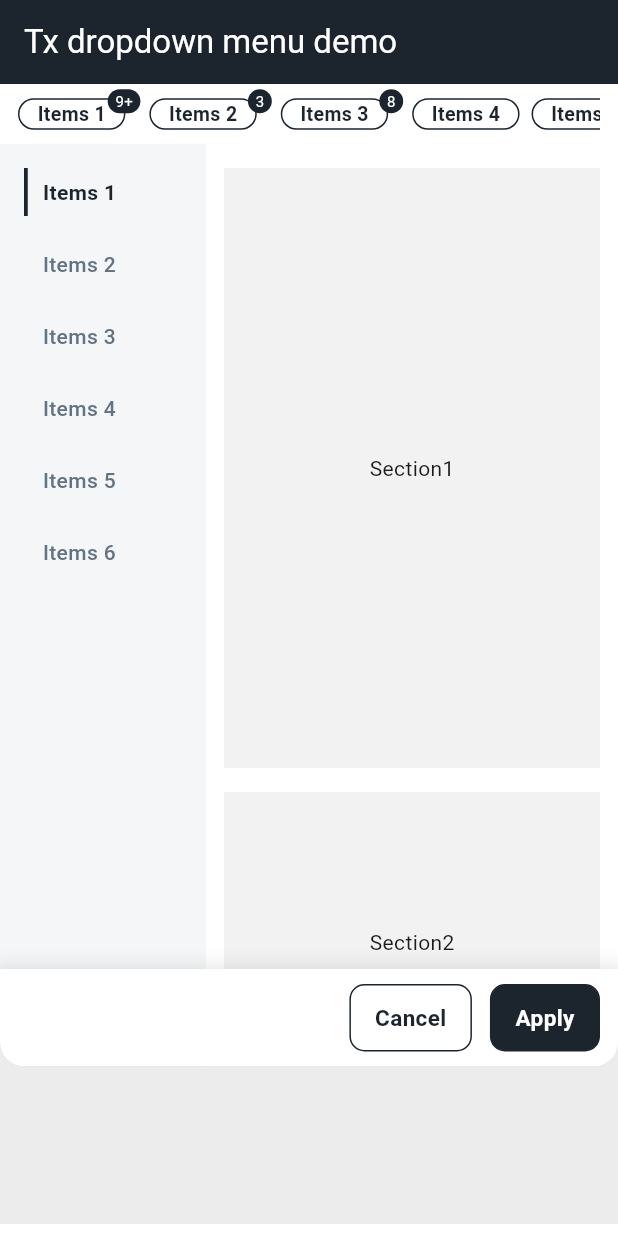
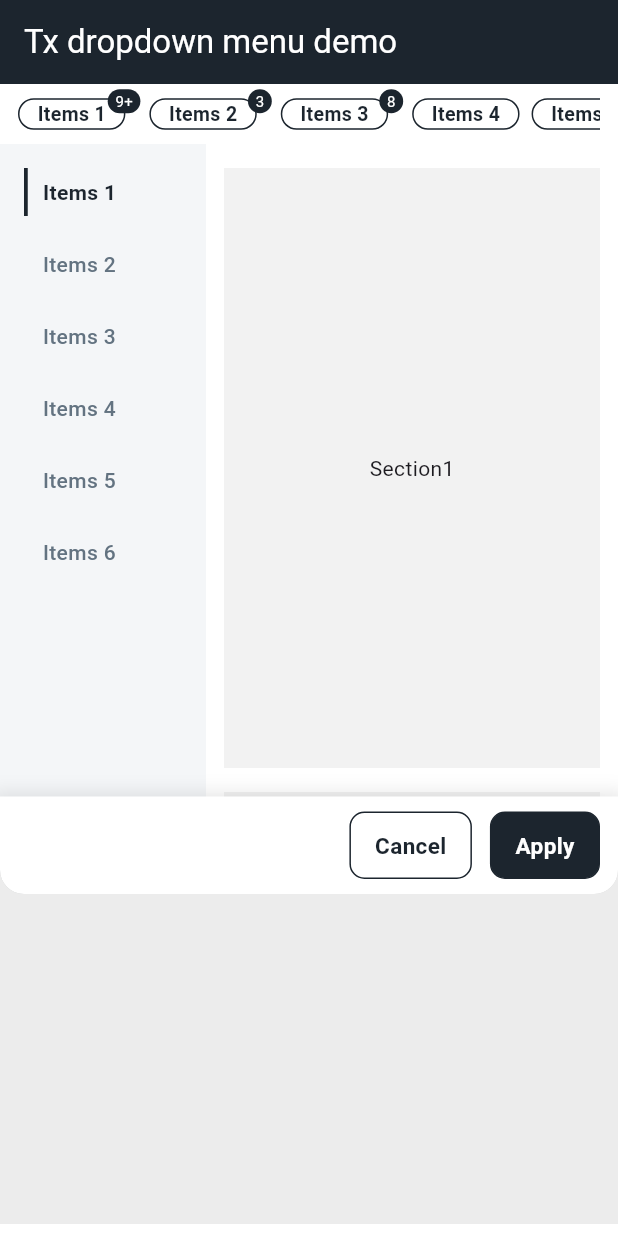
Before and after one commit to Tuanxu5/tx-dropdown-menu, a Flutter app: the screen it shows after launch, after a tap on "Items 1", on a phone screen of 412 x 824 dp. Run offline on Flutter 3.47's test engine with Material 3 defaults, Android fonts, the phone set to English and light mode, and no system bars; drawn by our look-alikes of scroll_to_index.

Commit message:
feat: release tx dropdown menu v1.0.0

```diff
--- a/example/lib/main.dart
+++ b/example/lib/main.dart
@@ -113,6 +113,7 @@ class _TxDropdownMenuDemoState extends State<TxDropdownMenuDemo> {
         body: TxDropDownMenu(
           items: listMenuItems,
           actionGroup: actionGroup,
+          viewHeight: 500.0,
         ),
       ),
     );
--- a/lib/model/tx_drop_down_menu_model.dart
+++ b/lib/model/tx_drop_down_menu_model.dart
@@ -30,7 +30,7 @@ class TxDropDownMenuAction {
   final int id;
   final String label;
   final TypeActionButton type;
-  final void Function() action;
+  final Function action;
 
   const TxDropDownMenuAction({
     required this.id,
--- a/lib/src/tx_dropdown_menu_header.dart
+++ b/lib/src/tx_dropdown_menu_header.dart
@@ -8,12 +8,14 @@ class TxDropdownMenuHeader extends StatefulWidget {
   final List<TxDropDownMenuItem> items;
   final void Function(dynamic index) onScrollToIndex;
   final TxDropDownMenuController dropDownController;
+  final Color colorPrimary;
 
   const TxDropdownMenuHeader({
     super.key,
     required this.items,
     required this.onScrollToIndex,
     required this.dropDownController,
+    required this.colorPrimary,
   });
 
   @override
@@ -70,6 +72,7 @@ class _TxDropdownMenuHeaderState extends State<TxDropdownMenuHeader> {
               handleTapItem(index);
             },
             countFilter: widget.items[index].countFilter,
+            colorPrimary: widget.colorPrimary,
           );
         },
       ),
--- a/lib/src/tx_dropdown_menu_item.dart
+++ b/lib/src/tx_dropdown_menu_item.dart
@@ -7,11 +7,13 @@ class TxDropdownMenuHeaderItem extends StatelessWidget {
     this.onPressed,
     required this.title,
     required this.countFilter,
+    required this.colorPrimary,
   }) : super(key: key);
 
   final VoidCallback? onPressed;
   final String title;
   final int countFilter;
+  final Color colorPrimary;
 
   @override
   Widget build(BuildContext context) {
@@ -27,7 +29,7 @@ class TxDropdownMenuHeaderItem extends StatelessWidget {
               margin: EdgeInsets.only(right: countFilter > 0 ? 16.0 : 8.0),
               decoration: BoxDecoration(
                 border: Border.all(
-                  color: ColorData.colorPrimary,
+                  color: colorPrimary,
                   width: 1.0,
                 ),
                 borderRadius: BorderRadius.circular(16.0),
@@ -41,10 +43,10 @@ class TxDropdownMenuHeaderItem extends StatelessWidget {
                 children: [
                   Text(
                     title,
-                    style: const TextStyle(
+                    style: TextStyle(
                       fontWeight: FontWeight.w600,
                       fontSize: 13.0,
-                      color: ColorData.colorPrimary,
+                      color: colorPrimary,
                     ),
                   ),
                 ],
@@ -60,7 +62,7 @@ class TxDropdownMenuHeaderItem extends StatelessWidget {
                   alignment: Alignment.center,
                   decoration: BoxDecoration(
                     borderRadius: BorderRadius.circular(100.0),
-                    color: ColorData.colorPrimary,
+                    color: colorPrimary,
                   ),
                   child: Text(
                     countFilter > 9 ? "9+" : countFilter.toString(),
--- a/lib/src/tx_dropdown_menu_view.dart
+++ b/lib/src/tx_dropdown_menu_view.dart
@@ -5,31 +5,27 @@ import 'package:tx_dropdown_menu/model/tx_drop_down_menu_model.dart';
 import 'package:tx_dropdown_menu/theme/theme_data.dart';
 
 class TxDropDownMenuView extends StatefulWidget {
-  final Widget? sorts;
-  final Duration animationDuration;
-  final double offsetY;
   final int? currentIndexSelected;
-  final double heightScreen;
   final List<TxDropDownMenuItem> items;
   final AutoScrollController controllerTitle;
   final void Function(dynamic index) onScrollToIndex;
   final AutoScrollController controller;
   final TxDropDownMenuController dropDownController;
   final List<TxDropDownMenuAction> actionGroup;
+  final Color colorPrimary;
+  final double viewHeight;
 
   const TxDropDownMenuView({
     super.key,
-    this.sorts,
-    this.animationDuration = const Duration(milliseconds: 150),
-    this.offsetY = 0.0,
     this.currentIndexSelected,
-    required this.heightScreen,
     required this.items,
     required this.controllerTitle,
     required this.onScrollToIndex,
     required this.controller,
     required this.dropDownController,
     required this.actionGroup,
+    required this.colorPrimary,
+    required this.viewHeight,
   });
 
   @override
@@ -52,7 +48,7 @@ class _TxDropDownMenuViewState extends State<TxDropDownMenuView> with SingleTick
 
     animationController = AnimationController(
       vsync: this,
-      duration: widget.animationDuration,
+      duration: const Duration(milliseconds: 150),
     );
 
     animation = Tween<double>(begin: 0.0, end: 0.0).animate(
@@ -72,7 +68,7 @@ class _TxDropDownMenuViewState extends State<TxDropDownMenuView> with SingleTick
 
     if (isExpand != widget.dropDownController.isExpand) {
       isExpand = widget.dropDownController.isExpand;
-      viewHeight = 615.0;
+      viewHeight = widget.viewHeight;
       animation?.removeListener(animationListener);
       final tween = Tween<double>(begin: 0.0, end: viewHeight);
       animation = tween.animate(
@@ -158,7 +154,7 @@ class _TxDropDownMenuViewState extends State<TxDropDownMenuView> with SingleTick
                                     border: Border(
                                       left: BorderSide(
                                         color: index == widget.currentIndexSelected
-                                            ? ColorData.colorPrimary
+                                            ? widget.colorPrimary
                                             : Colors.transparent,
                                         width: 2.5,
                                       ),
@@ -170,7 +166,7 @@ class _TxDropDownMenuViewState extends State<TxDropDownMenuView> with SingleTick
                                       fontWeight:
                                           index == widget.currentIndexSelected ? FontWeight.w600 : FontWeight.w500,
                                       color: index == widget.currentIndexSelected
-                                          ? ColorData.colorPrimary
+                                          ? widget.colorPrimary
                                           : ColorData.colorGrey,
                                     ),
                                   ),
@@ -185,7 +181,7 @@ class _TxDropDownMenuViewState extends State<TxDropDownMenuView> with SingleTick
                       flex: 10,
                       child: Container(
                         padding: const EdgeInsets.only(top: 16.0, bottom: 32.0, left: 12.0, right: 12.0),
-                        height: widget.heightScreen,
+                        height: MediaQuery.of(context).size.height,
                         decoration: const BoxDecoration(
                           color: ColorData.colorWhite,
                           borderRadius: BorderRadius.only(
@@ -245,10 +241,10 @@ class _TxDropDownMenuViewState extends State<TxDropDownMenuView> with SingleTick
                               alignment: Alignment.center,
                               decoration: BoxDecoration(
                                 color: widget.actionGroup[i].type == TypeActionButton.primary
-                                    ? ColorData.colorPrimary
+                                    ? widget.colorPrimary
                                     : ColorData.colorWhite,
                                 border: Border.all(
-                                  color: ColorData.colorPrimary,
+                                  color: widget.colorPrimary,
                                   width: 1.0,
                                 ),
                                 borderRadius: BorderRadius.circular(10.0),
@@ -262,7 +258,7 @@ class _TxDropDownMenuViewState extends State<TxDropDownMenuView> with SingleTick
                                   fontSize: 15.0,
                                   color: widget.actionGroup[i].type == TypeActionButton.primary
                                       ? ColorData.colorWhite
-                                      : ColorData.colorPrimary,
+                                      : widget.colorPrimary,
                                 ),
                               ),
                             ),
--- a/lib/tx_dropdown_menu.dart
+++ b/lib/tx_dropdown_menu.dart
@@ -6,16 +6,21 @@ import 'package:tx_dropdown_menu/controller/tx_drop_down_menu_controller.dart';
 import 'package:tx_dropdown_menu/model/tx_drop_down_menu_model.dart';
 import 'package:tx_dropdown_menu/src/tx_dropdown_menu_header.dart';
 import 'package:tx_dropdown_menu/src/tx_dropdown_menu_view.dart';
+import 'package:tx_dropdown_menu/theme/theme_data.dart';
 
 class TxDropDownMenu extends StatefulWidget {
   const TxDropDownMenu({
     super.key,
     required this.items,
     required this.actionGroup,
+    this.colorPrimary = ColorData.colorPrimary,
+    this.viewHeight = 615.0,
   });
 
   final List<TxDropDownMenuItem> items;
   final List<TxDropDownMenuAction> actionGroup;
+  final Color colorPrimary;
+  final double viewHeight;
 
   @override
   State<TxDropDownMenu> createState() => _TxDropDownMenuState();
@@ -60,16 +65,18 @@ class _TxDropDownMenuState extends State<TxDropDownMenu> with SingleTickerProvid
         dropDownController: dropDownController,
         items: widget.items,
         onScrollToIndex: handleScrollToIndex,
+        colorPrimary: widget.colorPrimary,
       ),
       TxDropDownMenuView(
         dropDownController: dropDownController,
         currentIndexSelected: currentIndexSelected,
-        heightScreen: MediaQuery.of(context).size.height,
         controllerTitle: controllerTitle,
         items: widget.items,
         onScrollToIndex: handleScrollToIndex,
         controller: controller,
         actionGroup: widget.actionGroup,
+        colorPrimary: widget.colorPrimary,
+        viewHeight: widget.viewHeight,
       ),
     ]);
   }
```
